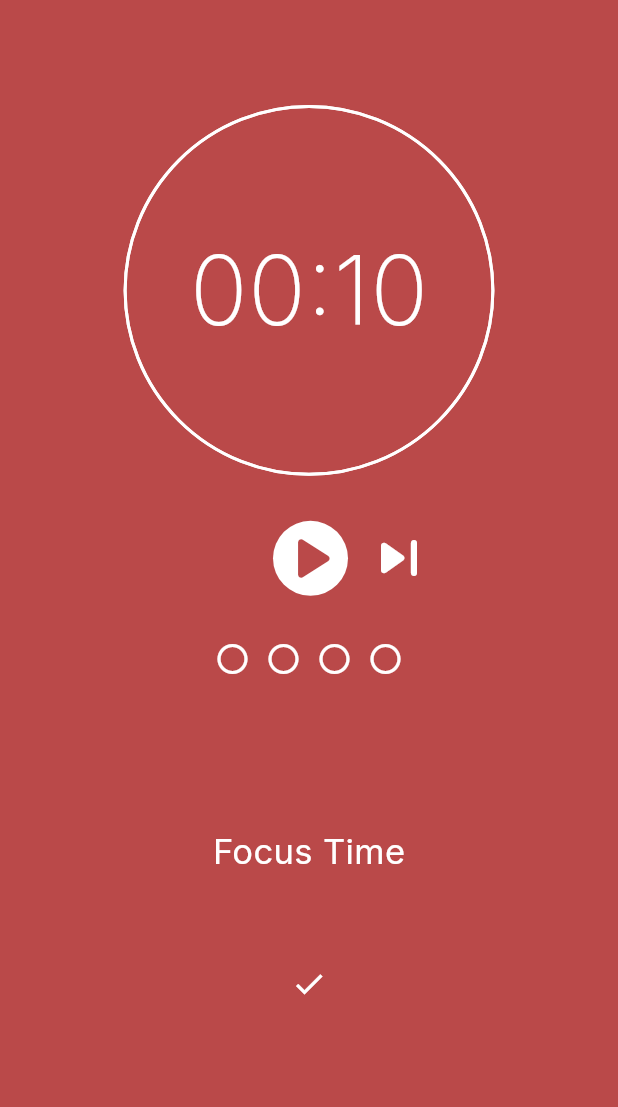
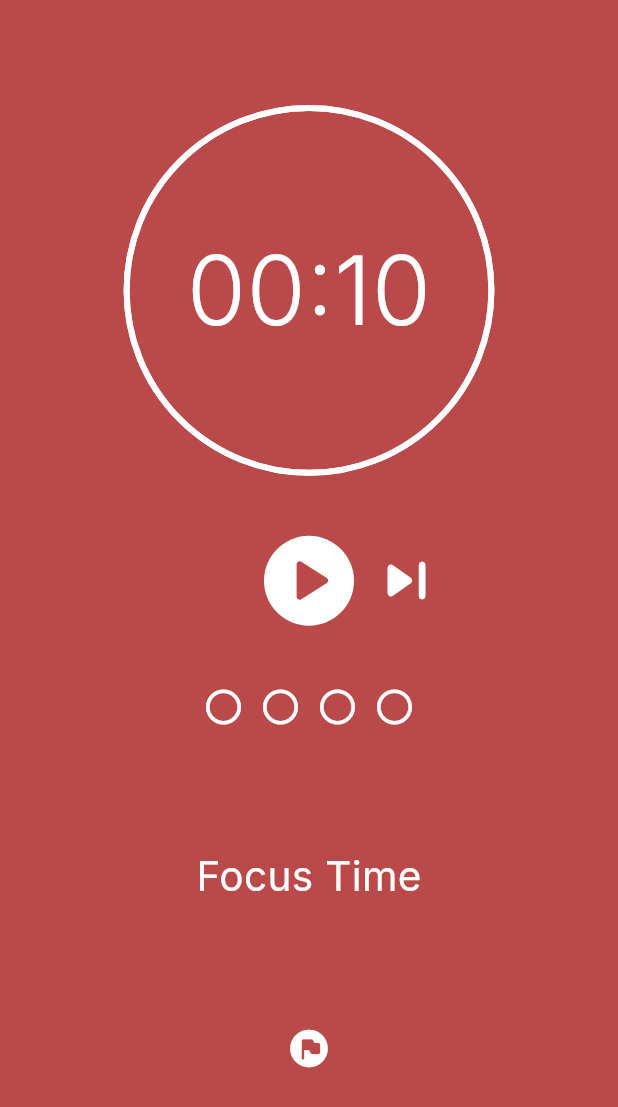
Before and after one commit to JarlissonTomaz/flutter_figma_pomodoro, a Flutter app: the screen it shows after launch, on a phone screen of 412 x 824 dp. Shown: the top 1107 px of the screen. Run offline on Flutter 3.47's test engine with Material 3 defaults, Android fonts, the phone set to English and light mode, and no system bars; drawn by our look-alikes of sleek_circular_slider; our stand-ins replace google_fonts.

Commit message:
layout complete

```diff
--- a/lib/home_app.dart
+++ b/lib/home_app.dart
@@ -20,15 +20,15 @@ class _HomeAppState extends State<HomeApp> {
           children: [
             const SizedBox(height: 70),
             const TimerReel(),
-            const SizedBox(height: 30),
+            const SizedBox(height: 40),
             Row(
               mainAxisAlignment: MainAxisAlignment.center,
               children: [
                 const SizedBox(width: 60),
                 GestureDetector(
                   child: Container(
-                    width: 50,
-                    height: 50,
+                    width: 60,
+                    height: 60,
                     decoration: const BoxDecoration(
                       shape: BoxShape.circle,
                       color: Colors.white,
@@ -43,48 +43,53 @@ class _HomeAppState extends State<HomeApp> {
                 const SizedBox(width: 10),
                 const Icon(
                   Icons.skip_next_rounded,
-                  size: 48,
+                  size: 50,
                   color: Colors.white,
                 ),
               ],
             ),
-            const SizedBox(height: 30),
+            const SizedBox(height: 40),
             const Row(
               mainAxisAlignment: MainAxisAlignment.center,
               children: [
                 Icon(
                   Icons.circle_outlined,
                   color: Colors.white,
+                  size: 28,
                 ),
                 SizedBox(width: 10),
                 Icon(
                   Icons.circle_outlined,
                   color: Colors.white,
+                  size: 28,
                 ),
                 SizedBox(width: 10),
                 Icon(
                   Icons.circle_outlined,
                   color: Colors.white,
+                  size: 28,
                 ),
                 SizedBox(width: 10),
                 Icon(
                   Icons.circle_outlined,
                   color: Colors.white,
+                  size: 28,
                 ),
               ],
             ),
-            const SizedBox(height: 100),
+            const SizedBox(height: 80),
             Text(
               'Focus Time',
               style: GoogleFonts.inter(
-                fontSize: 23,
+                fontSize: 27,
                 color: Colors.white,
               ),
             ),
-            const SizedBox(height: 60),
+            const SizedBox(height: 80),
             const Icon(
-              Icons.check,
+              Icons.flag_circle_rounded,
               color: Colors.white,
+              size: 30,
             )
           ],
         ),
--- a/lib/provider/timer_provider.dart
+++ b/lib/provider/timer_provider.dart
@@ -75,7 +75,7 @@ class TimerProvider extends ChangeNotifier {
       style: GoogleFonts.inter(
         fontSize: 64,
         color: Colors.white,
-        fontWeight: FontWeight.w200,
+        fontWeight: FontWeight.w300,
       ),
     );
   }
--- a/lib/timer.dart
+++ b/lib/timer.dart
@@ -35,8 +35,8 @@ class _TimerReelState extends State<TimerReel> {
                 startAngle: 270,
                 angleRange: 360,
                 customWidths: CustomSliderWidths(
-                  trackWidth: 2,
-                  progressBarWidth: 2,
+                  trackWidth: 4,
+                  progressBarWidth: 4,
                 ),
               ),
               min: 0,
```
